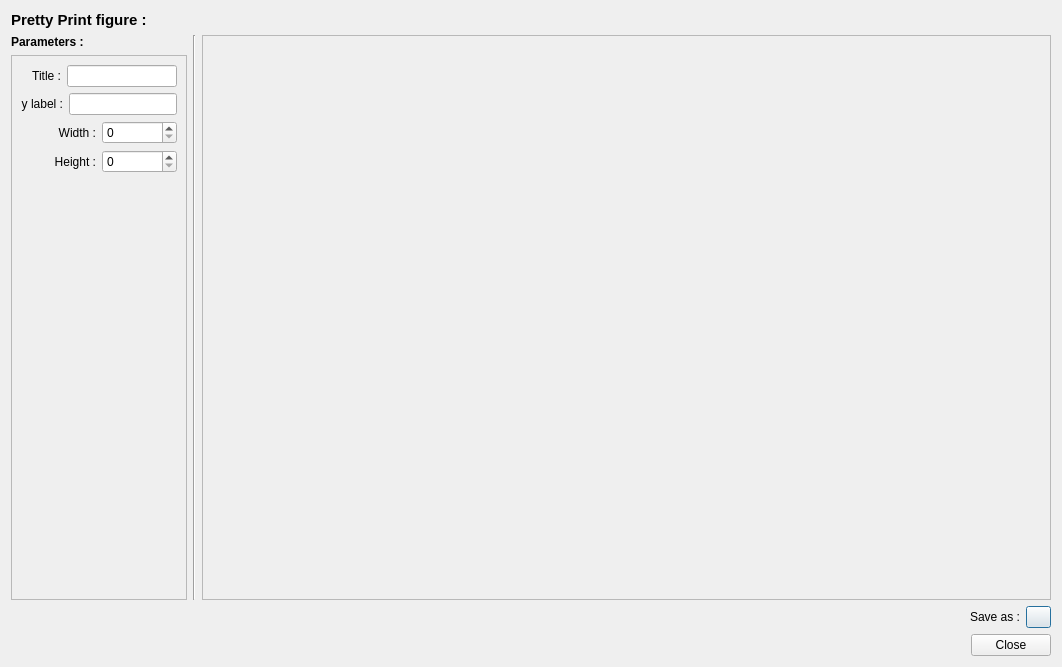
Old version of the form qtdesigner/dialogs/dialog_pretty_print.ui in the repository MatthewRiding/Chorus.
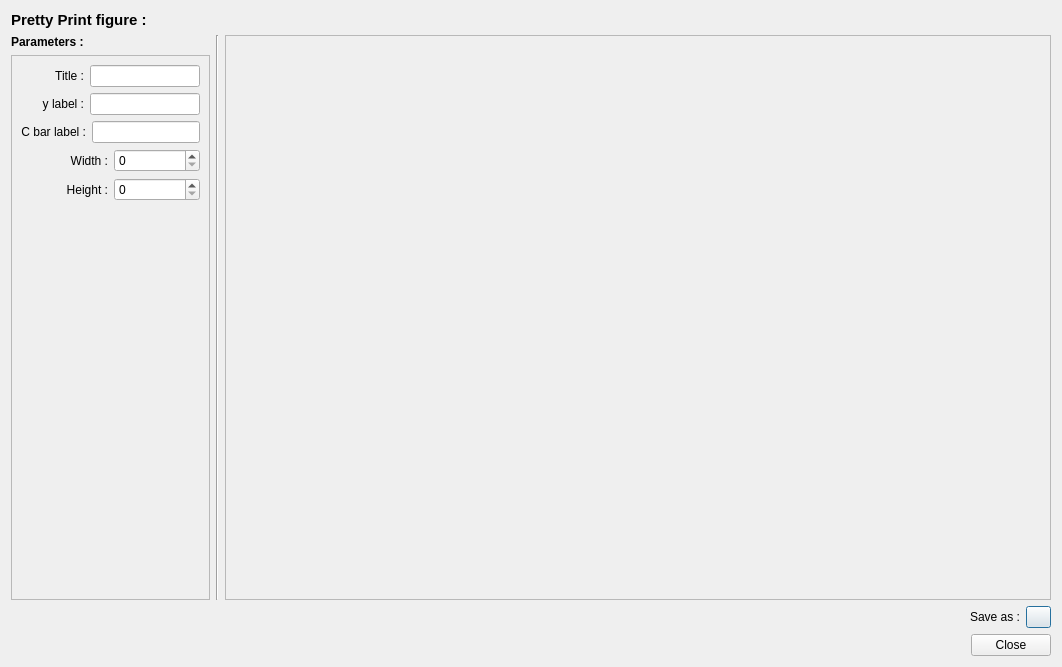
New version of the form.

Commit message: Added text label showing sum of PCM to PCM viewer. Color bar label is now passed to PrettyPrint from TFM image widget, to reflect different units of image types. Color bar label is now editable in PrettyPrint.

The edit to the form file:
```diff
--- a/qtdesigner/dialogs/dialog_pretty_print.ui
+++ b/qtdesigner/dialogs/dialog_pretty_print.ui
@@ -71,7 +71,7 @@
            <rect>
             <x>0</x>
             <y>0</y>
-            <width>187</width>
+            <width>176</width>
             <height>533</height>
            </rect>
           </property>
@@ -127,6 +127,30 @@
              </item>
             </layout>
            </item>
+           <item>
+            <layout class="QHBoxLayout" name="horizontalLayout_6">
+             <item>
+              <widget class="QLabel" name="label_8">
+               <property name="text">
+                <string>C bar label :</string>
+               </property>
+               <property name="alignment">
+                <set>Qt::AlignRight|Qt::AlignTrailing|Qt::AlignVCenter</set>
+               </property>
+              </widget>
+             </item>
+             <item>
+              <widget class="QLineEdit" name="lineEdit_cbar_label">
+               <property name="maximumSize">
+                <size>
+                 <width>110</width>
+                 <height>16777215</height>
+                </size>
+               </property>
+              </widget>
+             </item>
+            </layout>
+           </item>
            <item>
             <layout class="QHBoxLayout" name="horizontalLayout_2">
              <item>
@@ -205,7 +229,7 @@
          <rect>
           <x>0</x>
           <y>0</y>
-          <width>834</width>
+          <width>845</width>
           <height>557</height>
          </rect>
         </property>
```
The commit also changes 7 other files.
